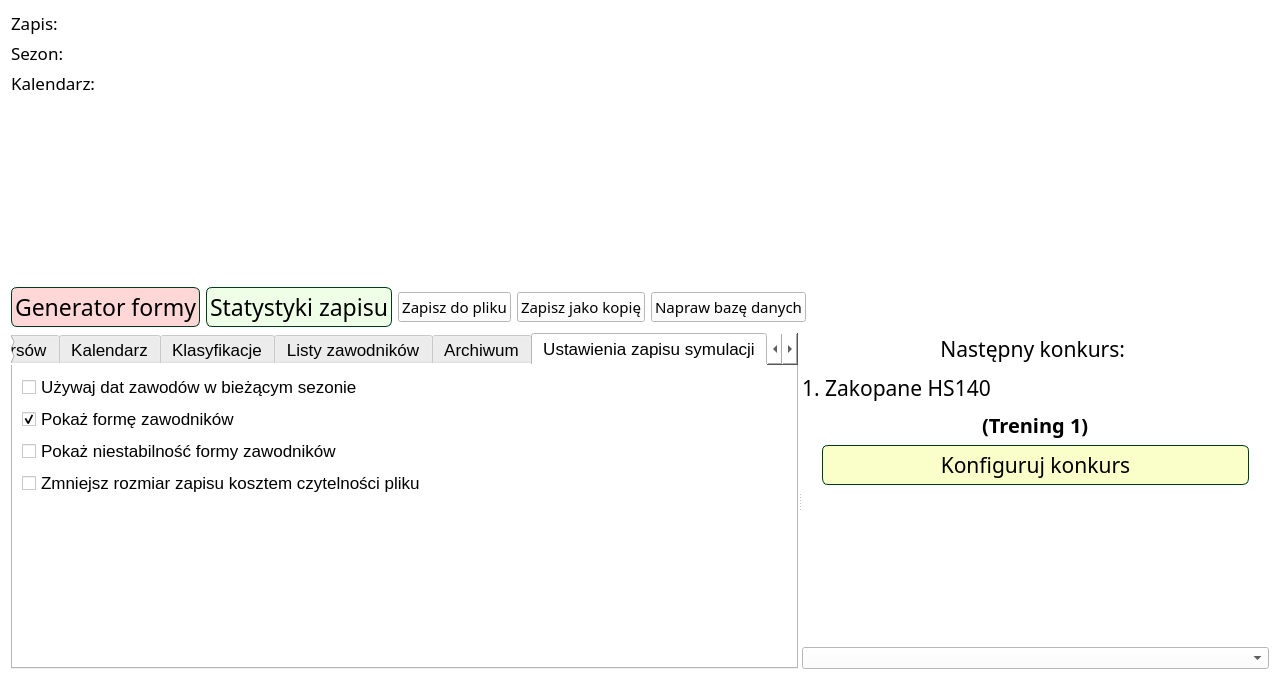
First picture: the form in source/UI/Seasons/SimulationSaveManagerWindow.ui, repository KonradKrol/sj-sim, before the edit.
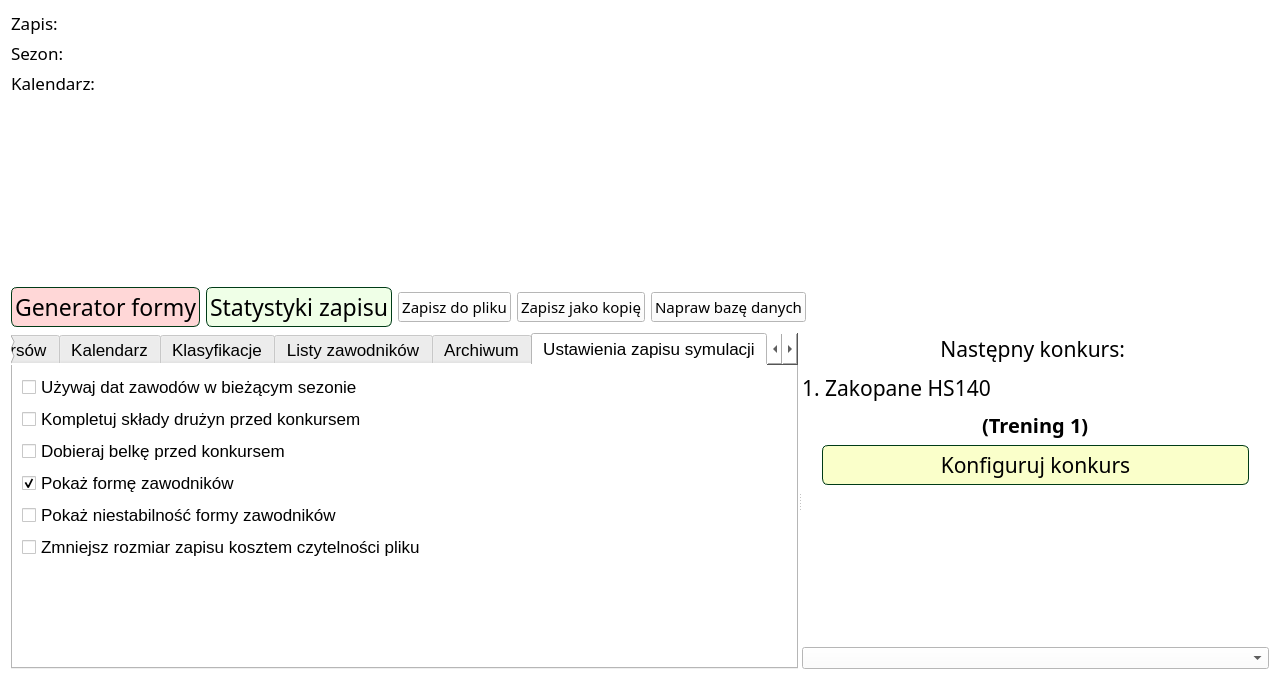
Second picture: the form after the edit. The open tabs and pages were chosen to show the change.

Commit message: feat: automatically prepare squads with per-save gate and team preferences

What changed in the file:
```diff
--- a/source/UI/Seasons/SimulationSaveManagerWindow.ui
+++ b/source/UI/Seasons/SimulationSaveManagerWindow.ui
@@ -789,6 +789,18 @@
                <property name="toolTip"><string>Daty można wyłączyć zawsze. Włączenie jest możliwe tylko przed rozpoczęciem sezonu. Wyłączenie zachowuje zaplanowane terminy.</string></property>
               </widget>
              </item>
+             <item>
+              <widget class="QCheckBox" name="checkBox_autoSquads">
+               <property name="text"><string>Kompletuj składy drużyn przed konkursem</string></property>
+               <property name="toolTip"><string>Wybiera zawodników według OVR i formy, z niewielką losowością. Skład możesz później zmienić ręcznie.</string></property>
+              </widget>
+             </item>
+             <item>
+              <widget class="QCheckBox" name="checkBox_autoGate">
+               <property name="text"><string>Dobieraj belkę przed konkursem</string></property>
+               <property name="toolTip"><string>Ustawia sugerowaną belkę dla skoczni, zawodników i warunków. Możesz ją zmienić ręcznie.</string></property>
+              </widget>
+             </item>
              <item>
               <widget class="QCheckBox" name="checkBox_showForm">
                <property name="text">
```
The commit also changes 11 other files.
